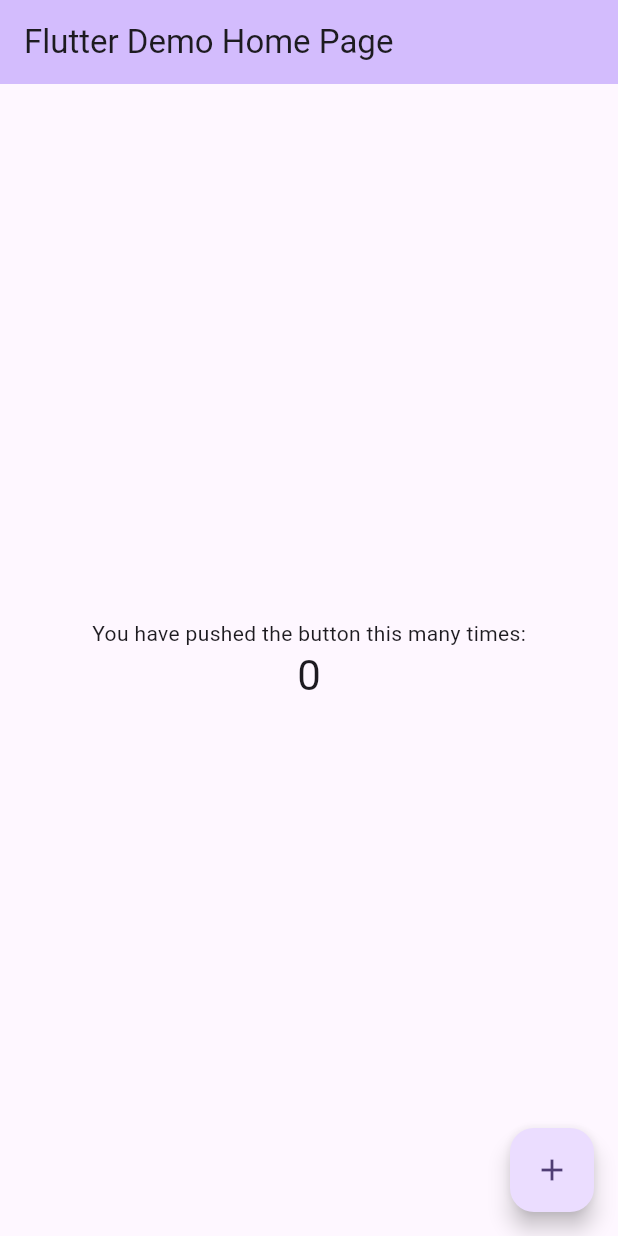
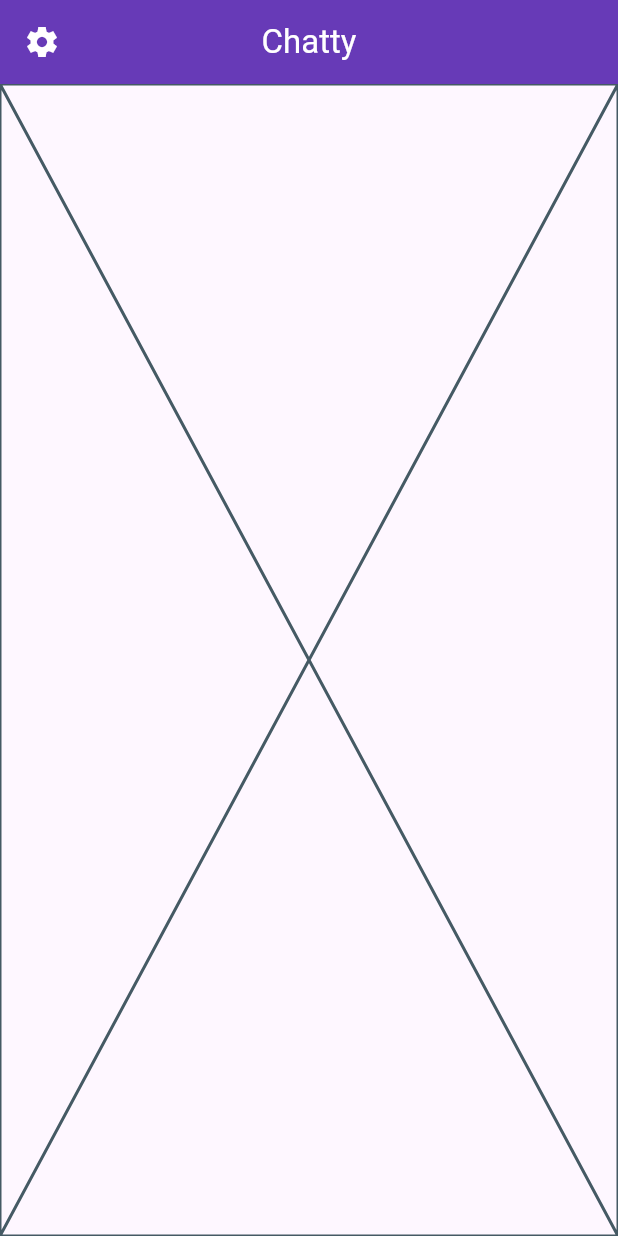
Before and after one commit to MostafaRadian/Chatty, a Flutter app: the screen it shows after launch, on a phone screen of 412 x 824 dp. Run offline on Flutter 3.47's test engine with Material 3 defaults, Android fonts, the phone set to English and light mode, and no system bars; our stand-ins replace bloc.

Commit message:
project layout

```diff
--- /dev/null
+++ b/lib/logic/authentication/authentication_cubit.dart
@@ -0,0 +1,8 @@
+import 'package:bloc/bloc.dart';
+import 'package:meta/meta.dart';
+
+part 'authentication_state.dart';
+
+class AuthenticationCubit extends Cubit<AuthenticationState> {
+  AuthenticationCubit() : super(AuthenticationInitial());
+}
--- /dev/null
+++ b/lib/logic/authentication/authentication_state.dart
@@ -0,0 +1,6 @@
+part of 'authentication_cubit.dart';
+
+@immutable
+sealed class AuthenticationState {}
+
+final class AuthenticationInitial extends AuthenticationState {}
--- /dev/null
+++ b/lib/logic/chat/chat_cubit.dart
@@ -0,0 +1,8 @@
+import 'package:bloc/bloc.dart';
+import 'package:meta/meta.dart';
+
+part 'chat_state.dart';
+
+class ChatCubit extends Cubit<ChatState> {
+  ChatCubit() : super(ChatInitial());
+}
--- /dev/null
+++ b/lib/logic/chat/chat_state.dart
@@ -0,0 +1,6 @@
+part of 'chat_cubit.dart';
+
+@immutable
+sealed class ChatState {}
+
+final class ChatInitial extends ChatState {}
--- a/lib/main.dart
+++ b/lib/main.dart
@@ -1,17 +1,24 @@
 import 'package:flutter/material.dart';
+
+import 'screens/chat/chat.dart';
 
 void main() {
   runApp(const MyApp());
 }
 
-class MyApp extends StatelessWidget {
+class MyApp extends StatefulWidget {
   const MyApp({super.key});
 
+  @override
+  State<MyApp> createState() => _MyAppState();
+}
+
+class _MyAppState extends State<MyApp> {
   // This widget is the root of your application.
   @override
   Widget build(BuildContext context) {
     return MaterialApp(
-      title: 'Flutter Demo',
+      debugShowCheckedModeBanner: false,
       theme: ThemeData(
         // This is the theme of your application.
         //
@@ -31,95 +38,7 @@ class MyApp extends StatelessWidget {
         colorScheme: ColorScheme.fromSeed(seedColor: Colors.deepPurple),
         useMaterial3: true,
       ),
-      home: const MyHomePage(title: 'Flutter Demo Home Page'),
+      home: const Chat(),
     );
   }
 }
-
-class MyHomePage extends StatefulWidget {
-  const MyHomePage({super.key, required this.title});
-
-  // This widget is the home page of your application. It is stateful, meaning
-  // that it has a State object (defined below) that contains fields that affect
-  // how it looks.
-
-  // This class is the configuration for the state. It holds the values (in this
-  // case the title) provided by the parent (in this case the App widget) and
-  // used by the build method of the State. Fields in a Widget subclass are
-  // always marked "final".
-
-  final String title;
-
-  @override
-  State<MyHomePage> createState() => _MyHomePageState();
-}
-
-class _MyHomePageState extends State<MyHomePage> {
-  int _counter = 0;
-
-  void _incrementCounter() {
-    setState(() {
-      // This call to setState tells the Flutter framework that something has
-      // changed in this State, which causes it to rerun the build method below
-      // so that the display can reflect the updated values. If we changed
-      // _counter without calling setState(), then the build method would not be
-      // called again, and so nothing would appear to happen.
-      _counter++;
-    });
-  }
-
-  @override
-  Widget build(BuildContext context) {
-    // This method is rerun every time setState is called, for instance as done
-    // by the _incrementCounter method above.
-    //
-    // The Flutter framework has been optimized to make rerunning build methods
-    // fast, so that you can just rebuild anything that needs updating rather
-    // than having to individually change instances of widgets.
-    return Scaffold(
-      appBar: AppBar(
-        // TRY THIS: Try changing the color here to a specific color (to
-        // Colors.amber, perhaps?) and trigger a hot reload to see the AppBar
-        // change color while the other colors stay the same.
-        backgroundColor: Theme.of(context).colorScheme.inversePrimary,
-        // Here we take the value from the MyHomePage object that was created by
-        // the App.build method, and use it to set our appbar title.
-        title: Text(widget.title),
-      ),
-      body: Center(
-        // Center is a layout widget. It takes a single child and positions it
-        // in the middle of the parent.
-        child: Column(
-          // Column is also a layout widget. It takes a list of children and
-          // arranges them vertically. By default, it sizes itself to fit its
-          // children horizontally, and tries to be as tall as its parent.
-          //
-          // Column has various properties to control how it sizes itself and
-          // how it positions its children. Here we use mainAxisAlignment to
-          // center the children vertically; the main axis here is the vertical
-          // axis because Columns are vertical (the cross axis would be
-          // horizontal).
-          //
-          // TRY THIS: Invoke "debug painting" (choose the "Toggle Debug Paint"
-          // action in the IDE, or press "p" in the console), to see the
-          // wireframe for each widget.
-          mainAxisAlignment: MainAxisAlignment.center,
-          children: <Widget>[
-            const Text(
-              'You have pushed the button this many times:',
-            ),
-            Text(
-              '$_counter',
-              style: Theme.of(context).textTheme.headlineMedium,
-            ),
-          ],
-        ),
-      ),
-      floatingActionButton: FloatingActionButton(
-        onPressed: _incrementCounter,
-        tooltip: 'Increment',
-        child: const Icon(Icons.add),
-      ), // This trailing comma makes auto-formatting nicer for build methods.
-    );
-  }
-}
--- /dev/null
+++ b/lib/screens/chat/chat.dart
@@ -0,0 +1,62 @@
+import 'package:flutter/material.dart';
+
+class Chat extends StatelessWidget {
+  const Chat({super.key});
+
+  @override
+  Widget build(BuildContext context) {
+    return Scaffold(
+      drawer: Drawer(
+        child: ListView(
+          padding: EdgeInsets.zero,
+          children: [
+            const SizedBox(
+              height: 100,
+              child: DrawerHeader(
+                margin: EdgeInsets.zero,
+                padding: EdgeInsets.all(25), // Removes the default margin
+                decoration: BoxDecoration(color: Colors.deepPurple),
+                child: Text(
+                  'Chatty',
+                  style: TextStyle(color: Colors.white),
+                ),
+              ),
+            ),
+            ListTile(
+              title: const Text('Item 1'),
+              onTap: () {
+                Navigator.pop(context);
+              },
+            ),
+            ListTile(
+              title: const Text('Item 2'),
+              onTap: () {
+                Navigator.pop(context);
+              },
+            ),
+          ],
+        ),
+      ),
+      appBar: AppBar(
+        centerTitle: true,
+        title: const Text(
+          'Chatty',
+          style: TextStyle(color: Colors.white),
+        ),
+        backgroundColor: Colors.deepPurple,
+        leading: Builder(builder: (context) {
+          return IconButton(
+            onPressed: () {
+              Scaffold.of(context).openDrawer();
+            },
+            icon: const Icon(
+              Icons.settings_sharp,
+              color: Colors.white,
+            ),
+          );
+        }),
+      ),
+      body: const Placeholder(),
+    );
+  }
+}
```
Also changed, not shown: pubspec.yaml (+6 -2 lines), lib/screens/authentication/login.dart (added), lib/screens/authentication/register.dart (added), lib/shared/components/components.dart (added), lib/shared/components/constants.dart (added), lib/shared/styles/colors.dart (added), lib/shared/styles/styles.dart (added), pubspec.lock.
